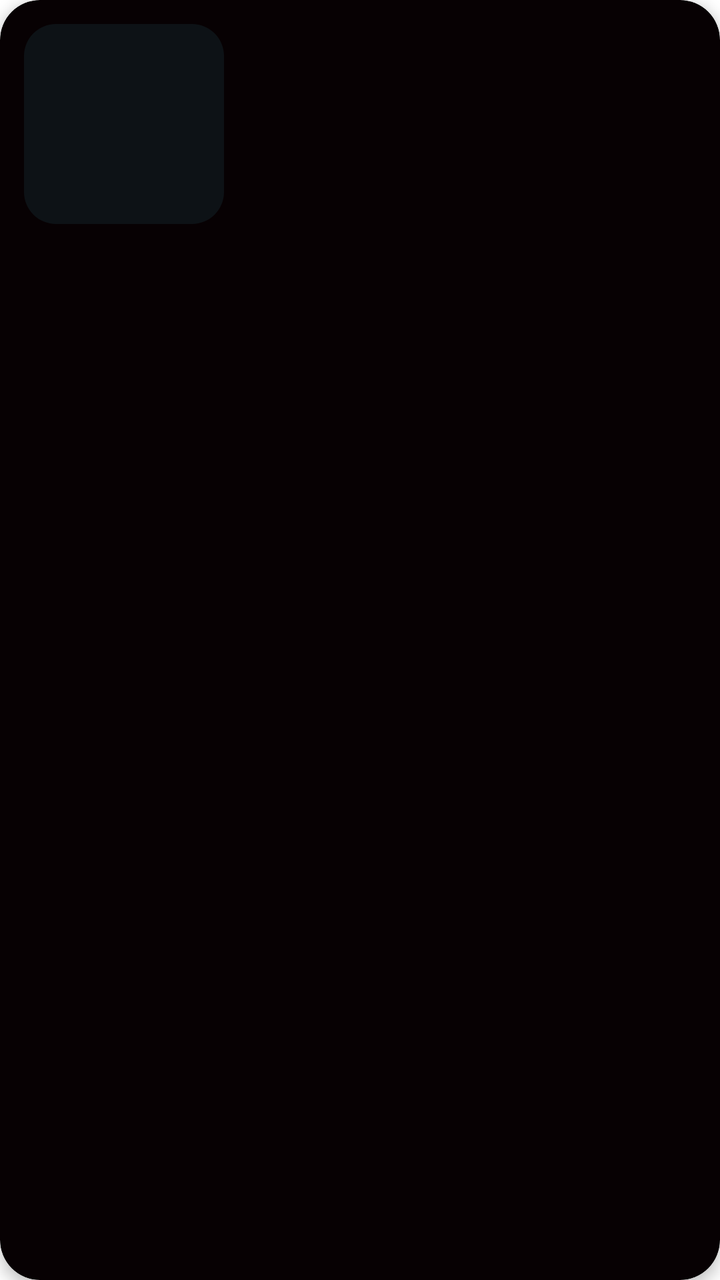
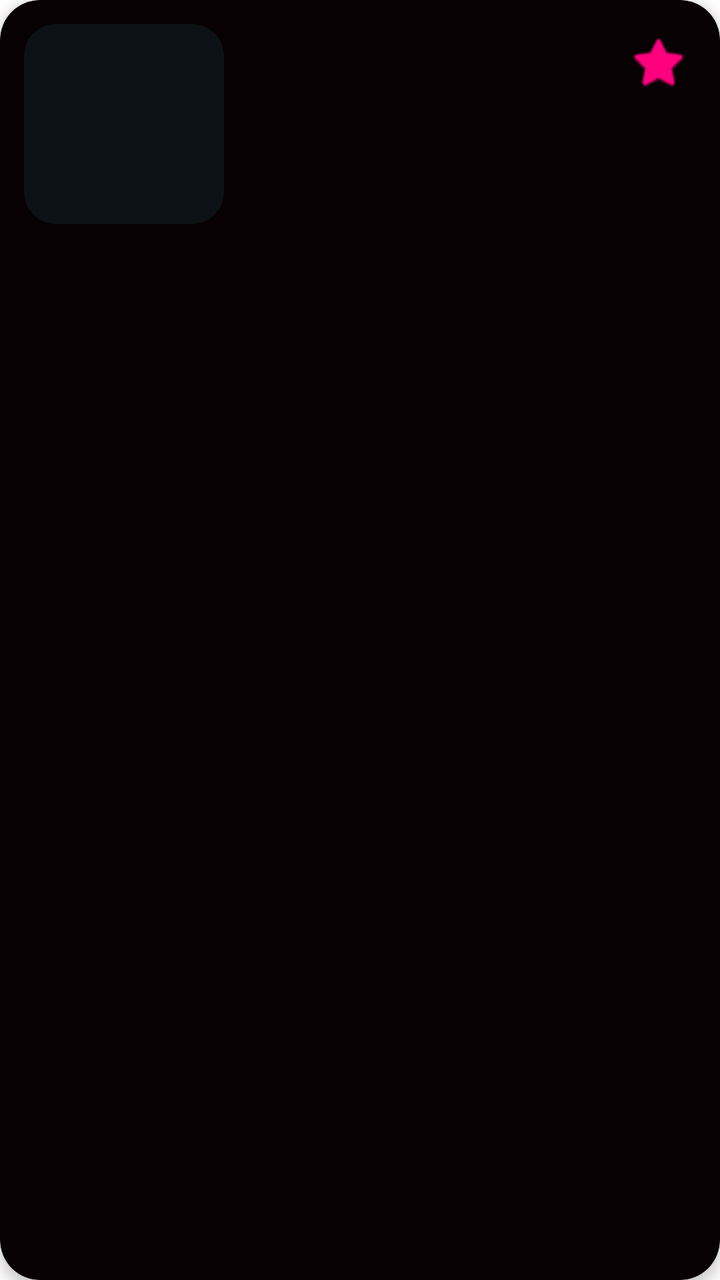

An Android layout rendered at two revisions. The XML below is the earlier revision; the diff shows what the commit changed to produce the second picture.
<!-- AndroidManifest.xml: application theme Theme.Athenea -->
<!-- res/layout/item_recurso.xml -->
<?xml version="1.0" encoding="utf-8"?>
<com.google.android.material.card.MaterialCardView xmlns:android="http://schemas.android.com/apk/res/android"
    xmlns:app="http://schemas.android.com/apk/res-auto"
    android:layout_width="match_parent"
    android:layout_height="wrap_content"
    android:layout_margin="8dp"
    app:cardBackgroundColor="@color/black_deep"
    app:cardCornerRadius="20dp"
    app:cardElevation="4dp">

    <LinearLayout
        android:layout_width="match_parent"
        android:layout_height="wrap_content"
        android:orientation="horizontal"
        android:padding="12dp">

        <com.google.android.material.imageview.ShapeableImageView
            android:id="@+id/ivRecurso"
            android:layout_width="100dp"
            android:layout_height="100dp"
            android:scaleType="centerCrop"
            android:background="@color/dark_bg"
            app:shapeAppearanceOverlay="@style/RoundedSquare" />

        <LinearLayout
            android:layout_width="match_parent"
            android:layout_height="wrap_content"
            android:orientation="vertical"
            android:layout_marginStart="16dp">

            <TextView
                android:id="@+id/tvTitulo"
                android:layout_width="match_parent"
                android:layout_height="wrap_content"
                android:textColor="@color/pink_primary"
                android:textSize="18sp"
                android:textStyle="bold" />

            <TextView
                android:id="@+id/tvTipo"
                android:layout_width="match_parent"
                android:layout_height="wrap_content"
                android:textColor="@color/pink_accent"
                android:textSize="14sp"
                android:textStyle="italic"
                android:layout_marginBottom="4dp"/>

            <TextView
                android:id="@+id/tvDescripcion"
                android:layout_width="match_parent"
                android:layout_height="wrap_content"
                android:textColor="@color/white"
                android:textSize="13sp"
                android:maxLines="2"
                android:ellipsize="end"
                android:lineSpacingExtra="2dp"/>

        </LinearLayout>
    </LinearLayout>
</com.google.android.material.card.MaterialCardView>
<!-- resources referenced by this layout -->
<resources>
  <color name="black_deep">#070103</color>
  <color name="dark_bg">#0D1216</color>
  <color name="pink_accent">#E19CBB</color>
  <color name="pink_primary">#FF017E</color>
  <color name="white">#FFFFFFFF</color>
  <style name="RoundedSquare">
          <item name="cornerSize">16dp</item>
      </style>
  <style name="Theme.Athenea" parent="Theme.MaterialComponents.DayNight.NoActionBar">
          <item name="colorPrimary">@color/pink_primary</item>
          <item name="colorPrimaryVariant">@color/pink_accent</item>
          <item name="colorOnPrimary">@color/black_deep</item>
          <item name="android:statusBarColor">@color/dark_bg</item>
      </style>
</resources>

<!-- the commit's change to res/layout/item_recurso.xml (unified diff, before → after) -->
@@ -8,10 +8,9 @@
     app:cardCornerRadius="20dp"
     app:cardElevation="4dp">
 
-    <LinearLayout
+    <RelativeLayout
         android:layout_width="match_parent"
         android:layout_height="wrap_content"
-        android:orientation="horizontal"
         android:padding="12dp">
 
         <com.google.android.material.imageview.ShapeableImageView
@@ -26,6 +25,8 @@
             android:layout_width="match_parent"
             android:layout_height="wrap_content"
             android:orientation="vertical"
+            android:layout_toEndOf="@id/ivRecurso"
+            android:layout_toStartOf="@+id/btnFavorite"
             android:layout_marginStart="16dp">
 
             <TextView
@@ -54,7 +55,19 @@
                 android:maxLines="2"
                 android:ellipsize="end"
                 android:lineSpacingExtra="2dp"/>
+        </LinearLayout>
 
-        </LinearLayout>
-    </LinearLayout>
+        <ImageButton
+            android:id="@+id/btnFavorite"
+            android:layout_width="30dp"
+            android:layout_height="30dp"
+            android:layout_alignParentEnd="true"
+            android:layout_alignParentTop="true"
+            android:layout_margin="4dp"
+            android:background="?attr/selectableItemBackgroundBorderless"
+            android:src="@android:drawable/btn_star_big_off"
+            android:scaleType="fitCenter"
+            app:tint="@color/pink_primary" />
+
+    </RelativeLayout>
 </com.google.android.material.card.MaterialCardView>
